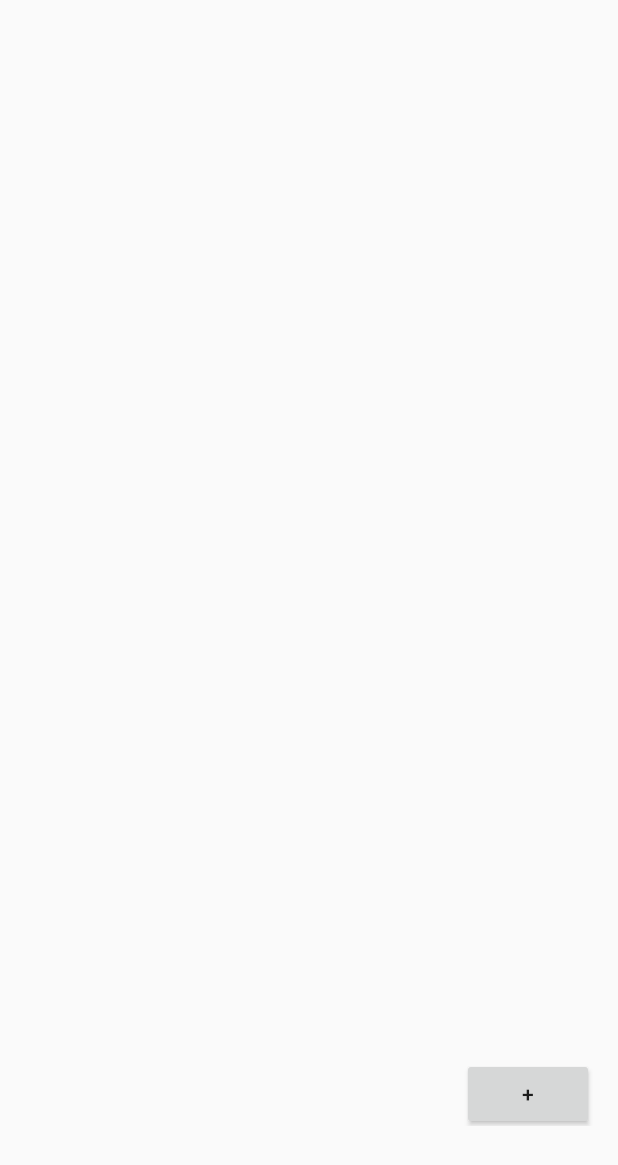
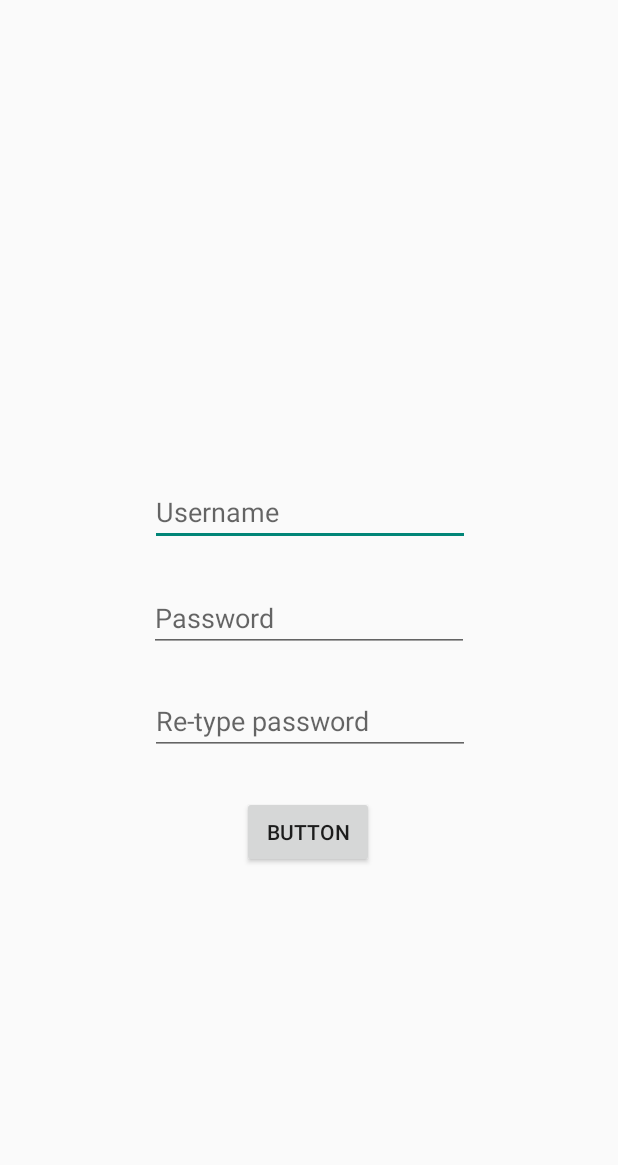
Before and after one commit to dennmar/Measure, an Android app: the screen it shows after launch (MeasureActivity before the commit, EnterActivity after it), on a phone screen of 412 x 824 dp. Shown: the top 1165 px of the screen. Run offline under Robolectric (Android 15) with nearby library versions, the phone set to English and light mode, and no system bars; our stand-ins replace Dagger/Hilt's generated code; 1 statement that could not run was skipped.

Commit message:
Add enter activity as initial activity and add register fragment, register view model, and mock register view model

```diff
--- a/android/app/src/main/AndroidManifest.xml
+++ b/android/app/src/main/AndroidManifest.xml
@@ -10,13 +10,14 @@
         android:roundIcon="@mipmap/ic_launcher_round"
         android:supportsRtl="true"
         android:theme="@style/Theme.AppCompat.Light.NoActionBar">
-        <activity android:name=".features.MeasureActivity">
+        <activity android:name=".features.EnterActivity">
             <intent-filter>
                 <action android:name="android.intent.action.MAIN" />
 
                 <category android:name="android.intent.category.LAUNCHER" />
             </intent-filter>
         </activity>
+        <activity android:name=".features.MeasureActivity"/>
     </application>
 
 </manifest>
--- a/android/app/src/main/java/com/example/measure/di/components/ApplicationComponent.java
+++ b/android/app/src/main/java/com/example/measure/di/components/ApplicationComponent.java
@@ -7,11 +7,13 @@ import com.example.measure.di.modules.ContextModule;
 import com.example.measure.di.modules.prod.LoginDaoModule;
 import com.example.measure.di.modules.prod.LoginRepositoryModule;
 import com.example.measure.di.modules.prod.MeasureRoomDatabaseModule;
+import com.example.measure.di.modules.prod.RegisterViewModelModule;
 import com.example.measure.di.modules.prod.TaskDaoModule;
 import com.example.measure.di.modules.prod.TaskRepositoryModule;
 import com.example.measure.di.modules.prod.UserDaoModule;
 import com.example.measure.di.modules.prod.UserRepositoryModule;
 import com.example.measure.features.agenda.view.AgendaFragment;
+import com.example.measure.features.register.RegisterFragment;
 
 import dagger.BindsInstance;
 import dagger.Component;
@@ -23,6 +25,7 @@ import dagger.Component;
 @Component(modules = {
         AssistedInjectModule.class,
         AgendaViewModelModule.class,
+        RegisterViewModelModule.class,
         TaskRepositoryModule.class,
         TaskDaoModule.class,
         LoginRepositoryModule.class,
@@ -34,11 +37,18 @@ import dagger.Component;
 })
 public interface ApplicationComponent {
     /**
-     * Tells dagger that agenda fragment requests injection.
+     * Tells Dagger that the agenda fragment requests injection.
      *
-     * @param agendaFragment fragment needing injection
+     * @param agendaFragment agenda fragment needing injection
      */
     void inject(AgendaFragment agendaFragment);
+
+    /**
+     * Tells Dagger that the register fragment requests injection.
+     *
+     * @param registerFragment register fragment needing injection
+     */
+    void inject(RegisterFragment registerFragment);
 
     /**
      * Creates a new ApplicationComponent instance each time it is called.
--- a/android/app/src/main/java/com/example/measure/di/components/TestAgendaFragmentComponent.java
+++ b/android/app/src/main/java/com/example/measure/di/components/TestAgendaFragmentComponent.java
@@ -2,6 +2,8 @@ package com.example.measure.di.components;
 
 import com.example.measure.di.modules.AssistedInjectModule;
 import com.example.measure.di.modules.test.MockAgendaViewModelModule;
+import com.example.measure.di.modules.test.MockRegisterViewModelModule;
+import com.example.measure.di.modules.test.MockUserRepositoryModule;
 
 import dagger.Component;
 
@@ -11,7 +13,11 @@ import dagger.Component;
  */
 @Component(modules = {
         AssistedInjectModule.class,
-        MockAgendaViewModelModule.class
+        MockAgendaViewModelModule.class,
+        // Below are modules that are needed for the entire Measure application
+        // to work.
+        MockRegisterViewModelModule.class,
+        MockUserRepositoryModule.class
 })
 public interface TestAgendaFragmentComponent extends ApplicationComponent {
 
--- /dev/null
+++ b/android/app/src/main/java/com/example/measure/di/modules/prod/RegisterViewModelModule.java
@@ -0,0 +1,26 @@
+package com.example.measure.di.modules.prod;
+
+import com.example.measure.features.register.DaggerRegisterViewModel;
+import com.example.measure.features.register.RegisterViewModel;
+
+import dagger.Module;
+import dagger.Provides;
+
+/**
+ * A Dagger module that specifies how to provide the register view model.
+ */
+@Module
+public class RegisterViewModelModule {
+    /**
+     * Return the register view model factory to be provided to all dependents.
+     *
+     * @param daggerRvmFactory register view model factory using dagger
+     *                         injection
+     * @return register view model factory to create the register view model
+     */
+    @Provides
+    public RegisterViewModel.Factory provideRegisterViewModelFactory(
+            DaggerRegisterViewModel.Factory daggerRvmFactory) {
+        return daggerRvmFactory;
+    }
+}
--- /dev/null
+++ b/android/app/src/main/java/com/example/measure/di/modules/test/MockRegisterViewModelModule.java
@@ -0,0 +1,37 @@
+package com.example.measure.di.modules.test;
+
+import com.example.measure.features.register.MockRegisterViewModel;
+import com.example.measure.features.register.RegisterViewModel;
+
+import dagger.Module;
+import dagger.Provides;
+
+/**
+ * A Dagger module that specifies how to provide a fake register view model.
+ */
+@Module
+public class MockRegisterViewModelModule {
+    /**
+     * Return the register view model factory to be provided to all dependents.
+     *
+     * @param mockRvmFactory fake register view model factory
+     * @return register view model factory to create the register view model
+     */
+    @Provides
+    public RegisterViewModel.Factory provideRegisterViewModelFactory(
+            MockRegisterViewModel.Factory mockRvmFactory) {
+        return mockRvmFactory;
+    }
+
+    /**
+     * Return the mock register view model factory to be provided for all
+     * dependents.
+     *
+     * @return mock register view model factory to be provided
+     */
+    @Provides
+    public MockRegisterViewModel.Factory
+            provideMockRegisterViewModelFactory() {
+        return new MockRegisterViewModel.Factory();
+    }
+}
--- /dev/null
+++ b/android/app/src/main/java/com/example/measure/features/EnterActivity.java
@@ -0,0 +1,24 @@
+package com.example.measure.features;
+
+import android.os.Bundle;
+
+import com.example.measure.R;
+import com.example.measure.features.register.RegisterFragment;
+
+/**
+ * Login/register activity before entering the application.
+ */
+public class EnterActivity extends FragActivity {
+    /**
+     * Set the display and add the initial fragment.
+     *
+     * @param savedInstanceState previously saved state of the activity
+     */
+    @Override
+    protected void onCreate(Bundle savedInstanceState) {
+        super.onCreate(savedInstanceState);
+        setContentView(R.layout.activity_enter);
+        setFragContainerId(R.id.enter_act_container);
+        addFragment(new RegisterFragment());
+    }
+}
--- a/android/app/src/main/java/com/example/measure/features/agenda/viewmodel/DaggerAgendaViewModel.java
+++ b/android/app/src/main/java/com/example/measure/features/agenda/viewmodel/DaggerAgendaViewModel.java
@@ -197,6 +197,7 @@ public class DaggerAgendaViewModel extends ViewModel
     /**
      * Perform clean-up for this instance.
      */
+    @Override
     public void onDestroy() {
         removeObservers();
     }
--- a/android/app/src/main/java/com/example/measure/features/agenda/viewmodel/MockAgendaViewModel.java
+++ b/android/app/src/main/java/com/example/measure/features/agenda/viewmodel/MockAgendaViewModel.java
@@ -16,7 +16,7 @@ import java.util.Comparator;
 import java.util.List;
 
 /**
- * A fake view model that handles the interaction between the agenda view
+ * A fake view model that imitates the interaction between the agenda view
  * (fragment) and the model.
  */
 public class MockAgendaViewModel implements AgendaViewModel {
--- /dev/null
+++ b/android/app/src/main/java/com/example/measure/features/register/DaggerRegisterViewModel.java
@@ -0,0 +1,42 @@
+package com.example.measure.features.register;
+
+import android.os.Bundle;
+
+import com.example.measure.models.user.UserRepository;
+import com.squareup.inject.assisted.Assisted;
+import com.squareup.inject.assisted.AssistedInject;
+
+/**
+ * A view model that handles the interaction between the register view
+ * (fragment) and the model, using Dagger to satisfy dependencies.
+ */
+public class DaggerRegisterViewModel implements RegisterViewModel{
+    private UserRepository userRepo;
+    private Bundle savedInstanceState;
+
+    /**
+     * Initialize all member variables and repositories for data access.
+     */
+    @AssistedInject
+    public DaggerRegisterViewModel(UserRepository userRepo,
+                                   @Assisted Bundle savedInstanceState) {
+        this.userRepo = userRepo;
+        this.savedInstanceState = savedInstanceState;
+    }
+
+    /**
+     * Factory for creating a dagger register view model using assisted
+     * injection.
+     */
+    @AssistedInject.Factory
+    public interface Factory extends RegisterViewModel.Factory {
+        /**
+         * Create an instance of a register agenda view model with the given
+         * saved instance state.
+         *
+         * @param savedInstanceState previously saved state of the view model
+         * @return the created register view model
+         */
+        DaggerRegisterViewModel create(Bundle savedInstanceState);
+    }
+}
--- /dev/null
+++ b/android/app/src/main/java/com/example/measure/features/register/MockRegisterViewModel.java
@@ -0,0 +1,36 @@
+package com.example.measure.features.register;
+
+import android.os.Bundle;
+
+/**
+ * A fake view model that imitates the interaction between the register view
+ * (fragment) and the model.
+ */
+public class MockRegisterViewModel implements RegisterViewModel {
+    private Bundle savedInstanceState;
+
+    /**
+     * Initialize member variables.
+     *
+     * @param savedInstanceState previously saved state of the view model
+     */
+    private MockRegisterViewModel(Bundle savedInstanceState) {
+        this.savedInstanceState = savedInstanceState;
+    }
+
+    /**
+     * Factory for creating a fake register view model.
+     */
+    public static class Factory implements RegisterViewModel.Factory {
+        /**
+         * Create an instance of a fake register view model with the given
+         * saved instance state.
+         *
+         * @param savedInstanceState previously saved state of the view model
+         * @return the created register view model
+         */
+        public MockRegisterViewModel create(Bundle savedInstanceState) {
+            return new MockRegisterViewModel(savedInstanceState);
+        }
+    }
+}
--- /dev/null
+++ b/android/app/src/main/java/com/example/measure/features/register/RegisterFragment.java
@@ -0,0 +1,53 @@
+package com.example.measure.features.register;
+
+import android.os.Bundle;
+import android.view.LayoutInflater;
+import android.view.View;
+import android.view.ViewGroup;
+
+import androidx.fragment.app.Fragment;
+
+import com.example.measure.R;
+import com.example.measure.di.MeasureApplication;
+
+import javax.inject.Inject;
+
+public class RegisterFragment extends Fragment {
+    @Inject
+    protected RegisterViewModel.Factory rvmFactory;
+    private RegisterViewModel registerViewModel;
+
+    /**
+     * Initialize the agenda view model.
+     *
+     * @param savedInstanceState previously saved state of the fragment
+     */
+    @Override
+    public void onCreate(Bundle savedInstanceState) {
+        ((MeasureApplication) getActivity().getApplicationContext())
+                .appComponent.inject(this);
+        super.onCreate(savedInstanceState);
+        registerViewModel = rvmFactory.create(savedInstanceState);
+    }
+
+    /**
+     * Instantiate the user interface view.
+     *
+     * @param inflater           layout inflater to inflate views
+     * @param container          parent view to attach to
+     * @param savedInstanceState previously saved state of the fragment
+     * @return view for the user interface
+     */
+    @Override
+    public View onCreateView(LayoutInflater inflater, ViewGroup container,
+                             Bundle savedInstanceState) {
+        View rootView = inflater.inflate(R.layout.fragment_register, container,
+                false);
+        return rootView;
+    }
+
+    @Override
+    public void onPause() {
+        super.onPause();
+    }
+}
--- /dev/null
+++ b/android/app/src/main/java/com/example/measure/features/register/RegisterViewModel.java
@@ -0,0 +1,21 @@
+package com.example.measure.features.register;
+
+import android.os.Bundle;
+
+import com.example.measure.features.agenda.viewmodel.AgendaViewModel;
+
+public interface RegisterViewModel {
+    /**
+     * Factory for creating a register view model.
+     */
+    interface Factory {
+        /**
+         * Create an instance of a register view model with the given saved
+         * instance state.
+         *
+         * @param savedInstanceState previously saved state of the view model
+         * @return the created register view model
+         */
+        RegisterViewModel create(Bundle savedInstanceState);
+    }
+}
--- a/android/app/src/main/java/com/example/measure/models/user/MockUserDao.java
+++ b/android/app/src/main/java/com/example/measure/models/user/MockUserDao.java
@@ -1,6 +1,4 @@
 package com.example.measure.models.user;
-
-import android.util.Log;
 
 import com.example.measure.models.data.User;
 
--- /dev/null
+++ b/android/app/src/main/res/layout/activity_enter.xml
@@ -0,0 +1,8 @@
+<?xml version="1.0" encoding="utf-8"?>
+<androidx.constraintlayout.widget.ConstraintLayout
+    xmlns:android="http://schemas.android.com/apk/res/android"
+    android:layout_width="match_parent"
+    android:layout_height="match_parent"
+    android:id="@+id/enter_act_container">
+
+</androidx.constraintlayout.widget.ConstraintLayout>
--- /dev/null
+++ b/android/app/src/main/res/layout/fragment_register.xml
@@ -0,0 +1,61 @@
+<?xml version="1.0" encoding="utf-8"?>
+<androidx.constraintlayout.widget.ConstraintLayout
+    xmlns:android="http://schemas.android.com/apk/res/android"
+    xmlns:app="http://schemas.android.com/apk/res-auto"
+    xmlns:tools="http://schemas.android.com/tools"
+    android:layout_width="match_parent"
+    android:layout_height="match_parent">
+
+    <EditText
+        android:id="@+id/edittext_new_username"
+        android:layout_width="wrap_content"
+        android:layout_height="wrap_content"
+        android:ems="10"
+        android:inputType="textPersonName"
+        android:hint="Username"
+        app:layout_constraintBottom_toTopOf="@+id/edittext_new_password"
+        app:layout_constraintEnd_toEndOf="parent"
+        app:layout_constraintHorizontal_bias="0.502"
+        app:layout_constraintStart_toStartOf="parent"
+        app:layout_constraintTop_toTopOf="parent"
+        app:layout_constraintVertical_bias="0.926" />
+
+    <EditText
+        android:id="@+id/edittext_new_password"
+        android:layout_width="wrap_content"
+        android:layout_height="wrap_content"
+        android:ems="10"
+        android:inputType="textPersonName"
+        android:hint="Password"
+        app:layout_constraintBottom_toBottomOf="parent"
+        app:layout_constraintEnd_toEndOf="parent"
+        app:layout_constraintStart_toStartOf="parent"
+        app:layout_constraintTop_toTopOf="parent" />
+
+    <EditText
+        android:id="@+id/edittext_new_password2"
+        android:layout_width="wrap_content"
+        android:layout_height="wrap_content"
+        android:ems="10"
+        android:inputType="textPersonName"
+        android:hint="Re-type password"
+        app:layout_constraintBottom_toBottomOf="parent"
+        app:layout_constraintEnd_toEndOf="parent"
+        app:layout_constraintHorizontal_bias="0.502"
+        app:layout_constraintStart_toStartOf="parent"
+        app:layout_constraintTop_toBottomOf="@+id/edittext_new_password"
+        app:layout_constraintVertical_bias="0.067" />
+
+    <Button
+        android:id="@+id/button"
+        android:layout_width="wrap_content"
+        android:layout_height="wrap_content"
+        android:text="Button"
+        app:layout_constraintBottom_toBottomOf="parent"
+        app:layout_constraintEnd_toEndOf="parent"
+        app:layout_constraintHorizontal_bias="0.498"
+        app:layout_constraintStart_toStartOf="parent"
+        app:layout_constraintTop_toBottomOf="@+id/edittext_new_password2"
+        app:layout_constraintVertical_bias="0.1" />
+
+</androidx.constraintlayout.widget.ConstraintLayout>
```
